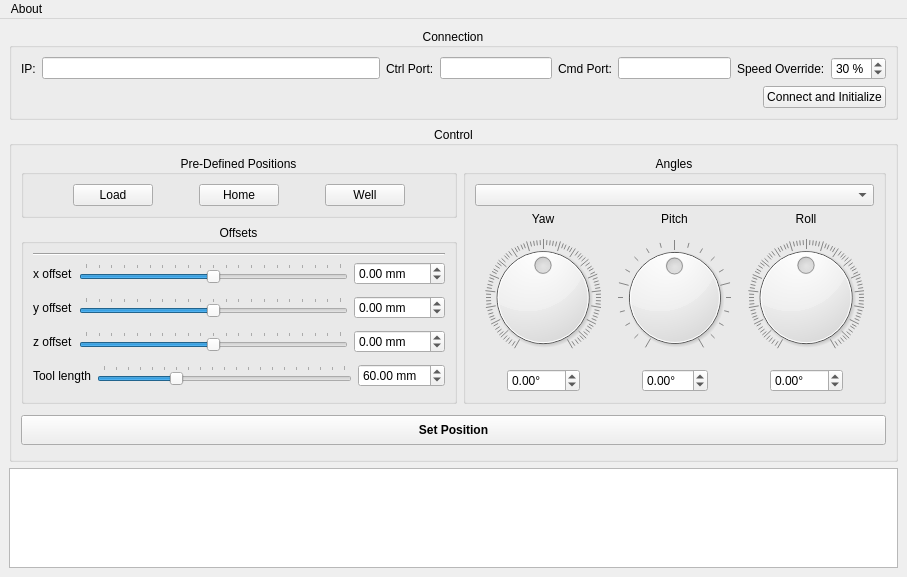
Qt form mainwindow.ui (rookidroid/armstrong) before a commit.
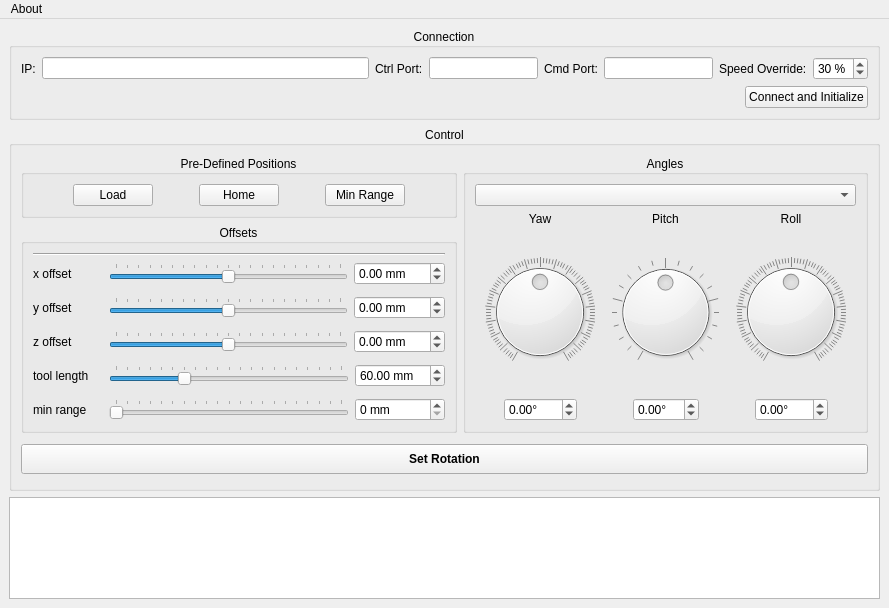
The same form after that commit. Icons and pictures are not drawn.

Commit message: support min range

```diff
--- a/mainwindow.ui
+++ b/mainwindow.ui
@@ -6,8 +6,8 @@
    <rect>
     <x>0</x>
     <y>0</y>
-    <width>907</width>
-    <height>577</height>
+    <width>889</width>
+    <height>608</height>
    </rect>
   </property>
   <property name="sizePolicy">
@@ -249,7 +249,7 @@
                 <item>
                  <widget class="QPushButton" name="pushButton_well">
                   <property name="text">
-                   <string>Well</string>
+                   <string>Min Range</string>
                   </property>
                  </widget>
                 </item>
@@ -298,6 +298,12 @@
                  <layout class="QHBoxLayout" name="horizontalLayout_5">
                   <item>
                    <widget class="QLabel" name="label_x">
+                    <property name="minimumSize">
+                     <size>
+                      <width>70</width>
+                      <height>0</height>
+                     </size>
+                    </property>
                     <property name="text">
                      <string>x offset</string>
                     </property>
@@ -354,6 +360,12 @@
                  <layout class="QHBoxLayout" name="horizontalLayout_7">
                   <item>
                    <widget class="QLabel" name="label_y">
+                    <property name="minimumSize">
+                     <size>
+                      <width>70</width>
+                      <height>0</height>
+                     </size>
+                    </property>
                     <property name="text">
                      <string>y offset</string>
                     </property>
@@ -413,6 +425,12 @@
                  <layout class="QHBoxLayout" name="horizontalLayout_8">
                   <item>
                    <widget class="QLabel" name="label_z">
+                    <property name="minimumSize">
+                     <size>
+                      <width>70</width>
+                      <height>0</height>
+                     </size>
+                    </property>
                     <property name="text">
                      <string>z offset</string>
                     </property>
@@ -469,8 +487,14 @@
                  <layout class="QHBoxLayout" name="horizontalLayout_3">
                   <item>
                    <widget class="QLabel" name="label_tool">
+                    <property name="minimumSize">
+                     <size>
+                      <width>70</width>
+                      <height>0</height>
+                     </size>
+                    </property>
                     <property name="text">
-                     <string>Tool length</string>
+                     <string>tool length</string>
                     </property>
                    </widget>
                   </item>
@@ -492,6 +516,12 @@
                   </item>
                   <item>
                    <widget class="QDoubleSpinBox" name="doubleSpinBox_tool">
+                    <property name="minimumSize">
+                     <size>
+                      <width>90</width>
+                      <height>0</height>
+                     </size>
+                    </property>
                     <property name="suffix">
                      <string> mm</string>
                     </property>
@@ -521,6 +551,52 @@
                   </property>
                  </spacer>
                 </item>
+                <item>
+                 <layout class="QHBoxLayout" name="horizontalLayout">
+                  <item>
+                   <widget class="QLabel" name="label">
+                    <property name="minimumSize">
+                     <size>
+                      <width>70</width>
+                      <height>0</height>
+                     </size>
+                    </property>
+                    <property name="text">
+                     <string>min range</string>
+                    </property>
+                   </widget>
+                  </item>
+                  <item>
+                   <widget class="QSlider" name="horizontalSlider_minrange">
+                    <property name="maximum">
+                     <number>100</number>
+                    </property>
+                    <property name="orientation">
+                     <enum>Qt::Horizontal</enum>
+                    </property>
+                    <property name="tickPosition">
+                     <enum>QSlider::TicksAbove</enum>
+                    </property>
+                    <property name="tickInterval">
+                     <number>5</number>
+                    </property>
+                   </widget>
+                  </item>
+                  <item>
+                   <widget class="QSpinBox" name="spinBox_minrange">
+                    <property name="minimumSize">
+                     <size>
+                      <width>90</width>
+                      <height>0</height>
+                     </size>
+                    </property>
+                    <property name="suffix">
+                     <string> mm</string>
+                    </property>
+                   </widget>
+                  </item>
+                 </layout>
+                </item>
                </layout>
               </widget>
              </item>
@@ -873,7 +949,7 @@
               </font>
              </property>
              <property name="text">
-              <string>Set Position</string>
+              <string>Set Rotation</string>
              </property>
             </widget>
            </item>
@@ -923,7 +999,7 @@
     <rect>
      <x>0</x>
      <y>0</y>
-     <width>907</width>
+     <width>889</width>
      <height>22</height>
     </rect>
    </property>
```
Left out of the diff: 22 changed lines with no effect on the pictures. The commit also changes 1 other file.
